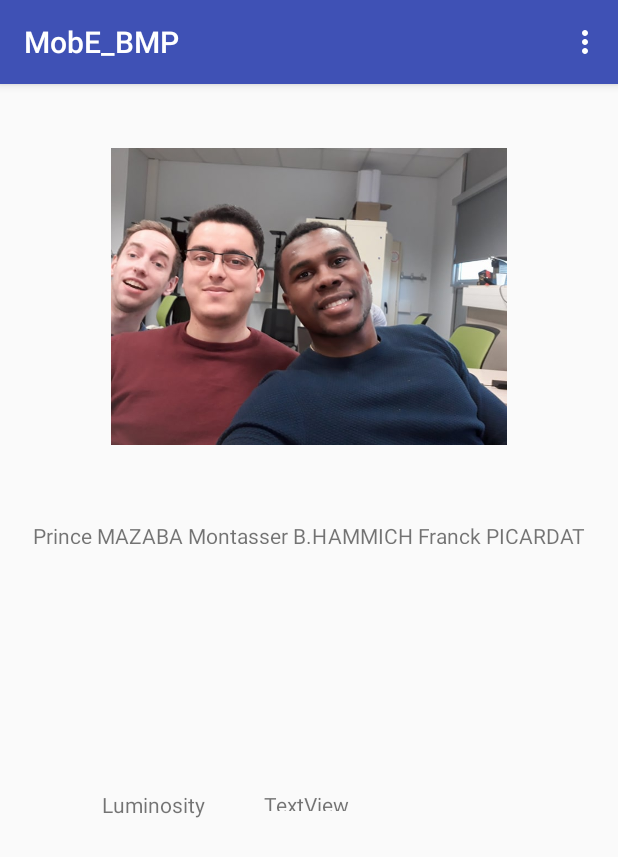
After one commit to MontasserBH/MobE_BMP, an Android app: the InfosActivity screen opened directly, with no data from a screen before it, on a phone screen of 412 x 824 dp. The commit adds this screen. Shown: the top 857 px of the screen. Run offline under Robolectric (Android 15) with nearby library versions, the phone set to English and light mode, and no system bars.

Commit message:
Activity 6 with captors and photo

```diff
--- a/app/build.gradle
+++ b/app/build.gradle
@@ -41,4 +41,6 @@ dependencies {
 
 
 
+
+
 apply plugin: 'com.google.gms.google-services'
--- /dev/null
+++ b/app/src/main/java/com/m2dl/mobebmp/mobe_bmp/InfosActivity.java
@@ -0,0 +1,68 @@
+package com.m2dl.mobebmp.mobe_bmp;
+
+import android.hardware.Sensor;
+import android.hardware.SensorEvent;
+import android.hardware.SensorEventListener;
+import android.hardware.SensorManager;
+import android.support.v7.app.AppCompatActivity;
+import android.os.Bundle;
+import android.view.Menu;
+import android.view.MenuItem;
+import android.widget.TextView;
+
+public class InfosActivity  extends MobeBMPActivity implements SensorEventListener {
+
+    private SensorManager sm = null;
+    private TextView luminosityValue;
+    @Override
+    protected void onCreate(Bundle savedInstanceState) {
+        super.onCreate(savedInstanceState);
+        setContentView(R.layout.activity_infos);
+        sm = (SensorManager) getSystemService(SENSOR_SERVICE);
+
+    }
+
+    @Override
+    public void onSensorChanged(SensorEvent event) {
+        int sensor = event.sensor.getType();
+        float [] values = event.values;
+
+        synchronized (this) {
+            if (sensor == Sensor.TYPE_LIGHT) {
+                float luminosity = values[0];
+                luminosityValue = (TextView)findViewById(R.id.luminosity_value);
+                luminosityValue.setText(""+luminosity);
+
+            }
+        }
+    }
+
+    @Override
+    protected void onResume() {
+        super.onResume();
+        Sensor lightSensor = sm.getDefaultSensor(Sensor.TYPE_LIGHT);
+        //Sensor audioSenssor = sm.getDefaultSensor(Sensor.);
+        sm.registerListener(this, lightSensor, SensorManager.SENSOR_DELAY_NORMAL);
+    }
+
+    @Override
+    protected void onStop() {
+        sm.unregisterListener(this, sm.getDefaultSensor(Sensor.TYPE_LIGHT));
+        super.onStop();
+    }
+    @Override
+    public void onAccuracyChanged(Sensor sensor, int accuracy) {
+
+    }
+
+    @Override
+    public boolean onCreateOptionsMenu(Menu menu) {
+        super.onCreateOptionsMenu(menu);
+        return true;
+    }
+
+    public boolean onOptionsItemSelected(MenuItem item) {
+        return super.onOptionsItemSelected(item);
+
+    }
+}
--- a/app/src/main/java/com/m2dl/mobebmp/mobe_bmp/MobeBMPActivity.java
+++ b/app/src/main/java/com/m2dl/mobebmp/mobe_bmp/MobeBMPActivity.java
@@ -45,6 +45,10 @@ public class MobeBMPActivity extends AppCompatActivity {
                 intent = new Intent(this,QRCodeReader.class);
                 startActivity(intent);
                 return true;
+            case R.id.menu_infos:
+                intent = new Intent(this,InfosActivity.class);
+                startActivity(intent);
+                return true;
         }
         return super.onOptionsItemSelected(item);
 
--- /dev/null
+++ b/app/src/main/res/layout/activity_infos.xml
@@ -0,0 +1,56 @@
+<?xml version="1.0" encoding="utf-8"?>
+<android.support.constraint.ConstraintLayout xmlns:android="http://schemas.android.com/apk/res/android"
+    xmlns:app="http://schemas.android.com/apk/res-auto"
+    xmlns:tools="http://schemas.android.com/tools"
+    android:layout_width="match_parent"
+    android:layout_height="match_parent"
+    tools:context="com.m2dl.mobebmp.mobe_bmp.InfosActivity">
+
+    <TextView
+        android:id="@+id/luminausity_label"
+        android:layout_width="wrap_content"
+        android:layout_height="wrap_content"
+        android:layout_marginStart="68dp"
+        android:text="@string/luminosity"
+        app:layout_constraintBaseline_toBaselineOf="@+id/luminosity_value"
+        app:layout_constraintStart_toStartOf="parent" />
+
+    <TextView
+        android:id="@+id/luminosity_value"
+        android:layout_width="wrap_content"
+        android:layout_height="14dp"
+        android:layout_marginEnd="196dp"
+        android:layout_marginStart="51dp"
+        android:layout_marginTop="164dp"
+        android:text="TextView"
+        app:layout_constraintEnd_toEndOf="parent"
+        app:layout_constraintHorizontal_bias="0.424"
+        app:layout_constraintStart_toEndOf="@+id/luminausity_label"
+        app:layout_constraintTop_toBottomOf="@+id/names" />
+
+    <TextView
+        android:id="@+id/names"
+        android:layout_width="wrap_content"
+        android:layout_height="15dp"
+        android:layout_marginBottom="68dp"
+        android:layout_marginEnd="16dp"
+        android:layout_marginStart="16dp"
+        android:layout_marginTop="195dp"
+        android:text="@string/names"
+        app:layout_constraintBottom_toTopOf="@+id/luminausity_label"
+        app:layout_constraintEnd_toEndOf="parent"
+        app:layout_constraintStart_toStartOf="parent"
+        app:layout_constraintTop_toTopOf="parent" />
+
+    <ImageView
+        android:id="@+id/imageView"
+        android:layout_width="264dp"
+        android:layout_height="251dp"
+        android:layout_marginBottom="24dp"
+        android:layout_marginEnd="16dp"
+        android:layout_marginStart="16dp"
+        app:layout_constraintBottom_toTopOf="@+id/names"
+        app:layout_constraintEnd_toEndOf="parent"
+        app:layout_constraintStart_toStartOf="parent"
+        app:srcCompat="@drawable/nous" />
+</android.support.constraint.ConstraintLayout>
--- a/app/src/main/res/menu/menu.xml
+++ b/app/src/main/res/menu/menu.xml
@@ -41,8 +41,8 @@
                 android:title="@string/menu_informations_personnelles"
                 app:showAsAction="never"></item>
             <item
-                android:id="@+id/menu_point_interet"
-                android:title="@string/menu_point_interet"
+                android:id="@+id/menu_infos"
+                android:title="@string/mes_information"
                 app:showAsAction="never"></item>
         </menu>
     </item>
--- a/app/src/main/res/values/strings.xml
+++ b/app/src/main/res/values/strings.xml
@@ -11,7 +11,7 @@
     <string name="menu_informations_fac">Informations</string>
     <string name="menu_informations_personnelles">Mes Informations</string>
     <string name="menu_point_interet">Points d\'intérêts</string>
-
+    <string name="menu_infos">infos</string>
     <!-- Configurations -->
     <string name="config_title">Configurations</string>
     <string name="config_edt_title">Emploi du temps</string>
@@ -28,5 +28,9 @@
     <string name="permission_rationale_location">Access to the location service is required to demonstrate the \'my location\' feature, which shows your current location on the map.</string>
     <string name="location_permission_denied">This sample requires location permission to enable the \'my location\' layer. Please try again and grant access to use the location.\nIf the permission has been permanently denied, it can be enabled from the System Settings &gt; Apps &gt; \'Google Maps API Demos\'.</string>
     <string name="permission_required_toast">Location permission is required for this demo.</string>
+    <string name="luminosity">Luminosity</string>
+    <string name="mes_information">Infos</string>
+    <string name="names">Prince MAZABA Montasser B.HAMMICH Franck PICARDAT</string>
+
 
 </resources>
```
Also changed, not shown: app/src/main/AndroidManifest.xml (+13 -0 lines), app/src/main/res/drawable/nous.jpg (added).
